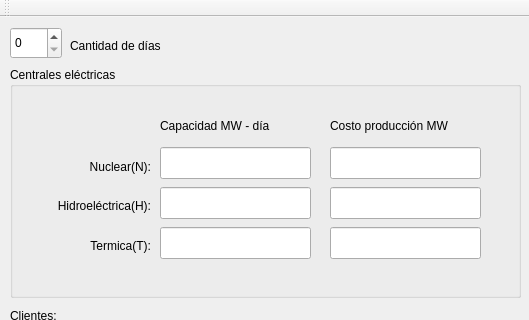
ijuanfe/CO_Project2, file PlantaGUIFuentes/ui/main.ui: the form before one commit; both pictures show x 0 to 529 and y 0 to 320 of the 529 by 673 pixel window.
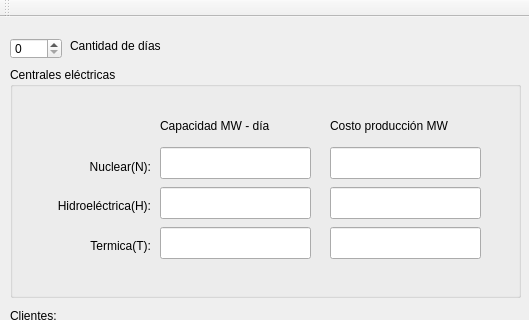
The form after the commit.

Commit message: xd * Leonardo DiCaprio meme *

```diff
--- a/PlantaGUIFuentes/ui/main.ui
+++ b/PlantaGUIFuentes/ui/main.ui
@@ -18,9 +18,9 @@
     <property name="geometry">
      <rect>
       <x>10</x>
-      <y>10</y>
+      <y>21</y>
       <width>52</width>
-      <height>32</height>
+      <height>21</height>
      </rect>
     </property>
    </widget>
```
The commit also changes 1 other file.
